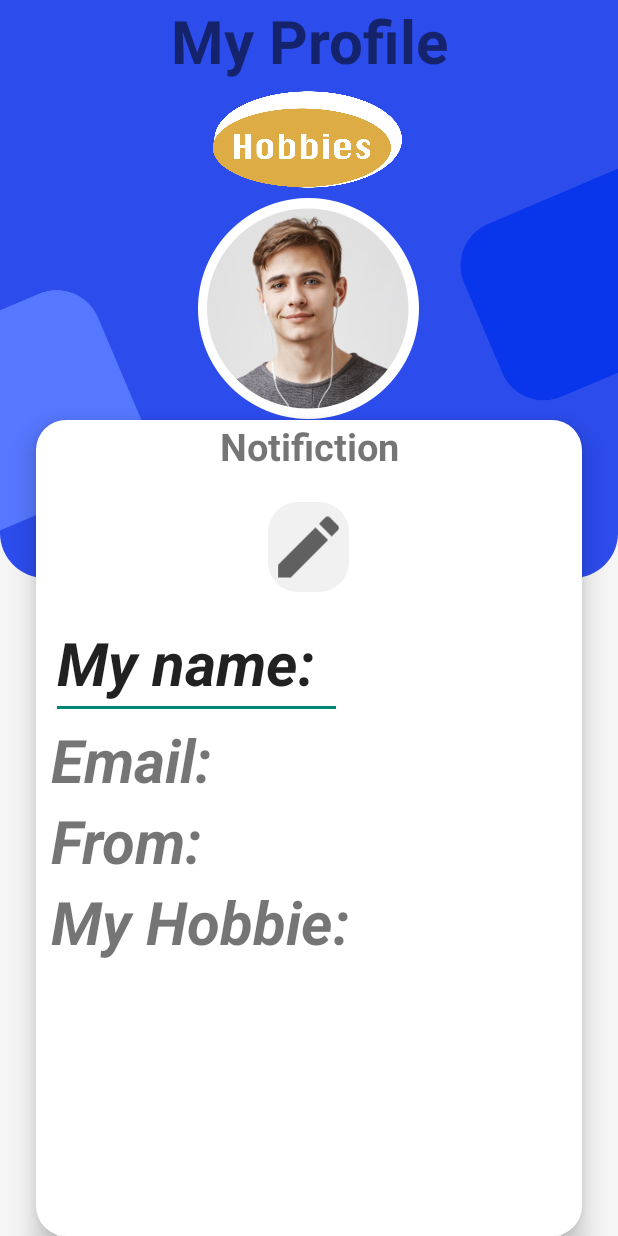
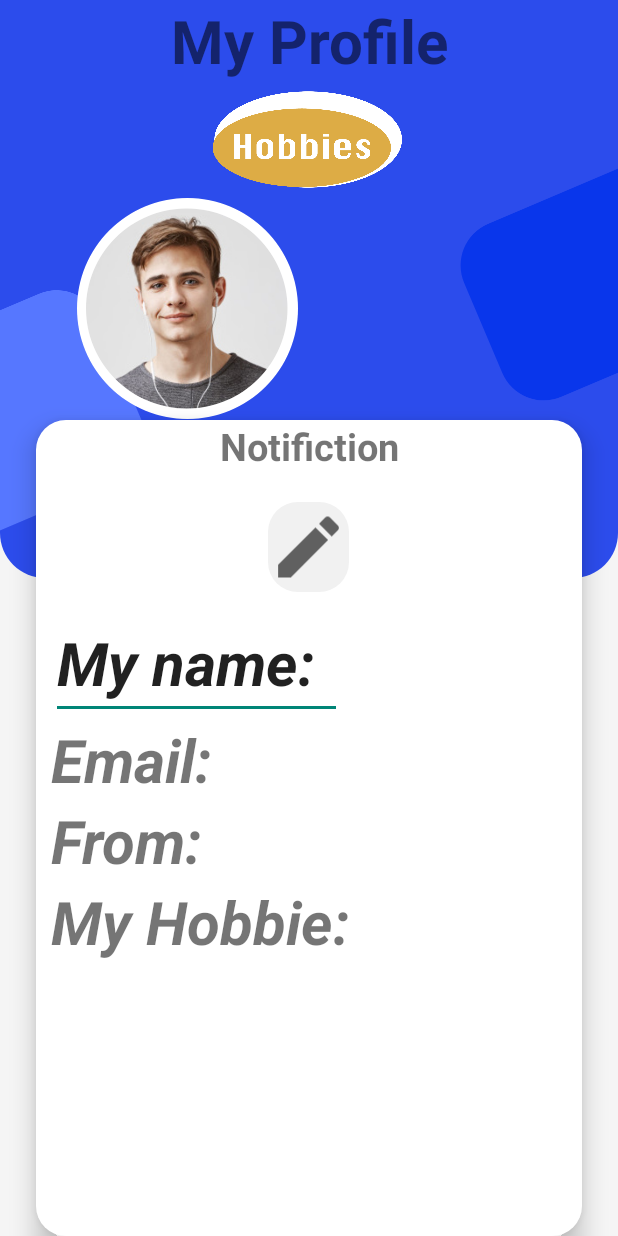
Before and after one commit to OriHalaf/MyHobbies, an Android app: the Profile screen opened directly, with no data from a screen before it, on a phone screen of 412 x 824 dp. Run offline under Robolectric (Android 15) with nearby library versions, the phone set to English and light mode, and no system bars; our stand-ins replace Firebase (no records; nobody signed in at launch, a user with empty details on screens opened directly), Picasso; 2 statements that could not run were skipped.

Commit message:
ProfileImage

```diff
--- a/app/build.gradle
+++ b/app/build.gradle
@@ -40,5 +40,7 @@ dependencies {
     testImplementation 'junit:junit:4.+'
     androidTestImplementation 'androidx.test.ext:junit:1.1.2'
     androidTestImplementation 'androidx.test.espresso:espresso-core:3.3.0'
+    implementation 'com.squareup.picasso:picasso:2.71828'
+
 
 }
--- a/app/src/main/AndroidManifest.xml
+++ b/app/src/main/AndroidManifest.xml
@@ -4,6 +4,7 @@
 
     <uses-permission-sdk-23 android:name="android.permission.INTERNET"/>
     <uses-permission-sdk-23 android:name="android.permission.CAMERA"/>
+    <uses-permission android:name="android.permission.READ_EXTERNAL_STORAGE"/>
     <application
         android:allowBackup="true"
         android:icon="@mipmap/ic_launcher"
--- a/app/src/main/java/com/example/myhobbies/Profile.java
+++ b/app/src/main/java/com/example/myhobbies/Profile.java
@@ -1,22 +1,57 @@
 package com.example.myhobbies;
 
+import androidx.annotation.NonNull;
 import androidx.appcompat.app.AppCompatActivity;
 
+import android.app.Activity;
+import android.net.Uri;
 import android.os.Bundle;
+import android.view.View;
 import android.widget.EditText;
+import android.widget.ImageView;
 
 import com.google.firebase.auth.FirebaseAuth;
+import com.google.firebase.database.DataSnapshot;
+import com.google.firebase.database.DatabaseError;
 import com.google.firebase.database.DatabaseReference;
 import com.google.firebase.database.FirebaseDatabase;
+import com.google.firebase.database.ValueEventListener;
+import com.squareup.picasso.Picasso;
 
 public class Profile extends AppCompatActivity {
-    EditText WelcomeMess;
+    EditText MyNameTextView;
     FirebaseAuth mAuth;
     FirebaseDatabase database;
     DatabaseReference myRef;
+    ImageView imageView;
     @Override
     protected void onCreate(Bundle savedInstanceState) {
         super.onCreate(savedInstanceState);
         setContentView(R.layout.activity_profile);
+
+        MyNameTextView = findViewById(R.id.MyNameTextView);
+        mAuth = FirebaseAuth.getInstance();
+        database = FirebaseDatabase.getInstance();
+
+        imageView = findViewById(R.id.imageView7);
+        myRef = database.getReference("Users").child(mAuth.getUid());
+        myRef.addValueEventListener(new ValueEventListener() {
+            @Override
+            public void onDataChange(@NonNull DataSnapshot snapshot) {
+                Users user = snapshot.getValue(Users.class);
+                MyNameTextView.setText(  user.getFirstName() +" "+ user.getLastName());
+                if(user.getProfile() != null){
+                    Picasso.get().load(user.getProfile()).into(imageView);
+                }
+
+            }
+
+            @Override
+            public void onCancelled(@NonNull DatabaseError error) {
+
+            }
+        });
+
     }
+
 }
--- a/app/src/main/res/layout/activity_profile.xml
+++ b/app/src/main/res/layout/activity_profile.xml
@@ -6,6 +6,7 @@
     android:layout_height="match_parent"
     android:background="#f5f5f5"
     tools:context=".Profile">
+
 
         <ImageView
             android:id="@+id/imageView2"
@@ -32,13 +33,6 @@
                 android:text="My Profile"
                 android:textSize="40dp"
                 android:textStyle="bold"
-
-
-
-
-
-
-
                 />
 
             <ImageView
@@ -51,11 +45,14 @@
 
             <ImageView
                 android:id="@+id/imageView7"
-            android:layout_width="wrap_content"
+                android:layout_width="250dp"
                 android:layout_height="wrap_content"
-            app:srcCompat="@drawable/profile"
-            android:layout_gravity="center"
-            />
+                android:layout_marginRight="100dp"
+                android:layout_alignParentLeft="true"
+
+
+                android:scaleType="fitCenter"
+                app:srcCompat="@drawable/profile" />
 
 
         </LinearLayout>
@@ -147,7 +144,7 @@
                     android:layout_height="match_parent"
                     android:gravity="center"
                     android:orientation="vertical"
-                android:textAlignment="center"></LinearLayout>
+                    android:textAlignment="center"/>
 
                 <TextView
                     android:id="@+id/textView15"
@@ -170,4 +167,5 @@
 
         </LinearLayout>
 
+
 </androidx.constraintlayout.widget.ConstraintLayout>
```
Also changed, not shown: app/src/main/java/com/example/myhobbies/MainActivity.java (+0 -19 lines), app/src/main/java/com/example/myhobbies/Register.java (+104 -22 lines), app/src/main/java/com/example/myhobbies/Users.java (+21 -15 lines), app/src/main/res/layout/activity_register.xml (+8 -1 lines). Lines whose indentation alone changed are shown as unchanged.
